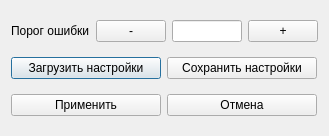
First picture: the form in gui/settings.ui, repository EPC-MSU/EPLab, before the edit.
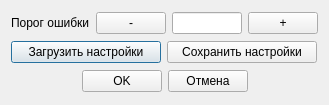
Second picture: the form after the edit.

Commit message: Changed working in settings window

Patch:
```diff
--- a/gui/settings.ui
+++ b/gui/settings.ui
@@ -6,8 +6,8 @@
    <rect>
     <x>0</x>
     <y>0</y>
-    <width>326</width>
-    <height>136</height>
+    <width>329</width>
+    <height>105</height>
    </rect>
   </property>
   <property name="sizePolicy">
@@ -24,9 +24,7 @@
   </property>
   <layout class="QVBoxLayout" name="verticalLayout">
    <item>
-    <layout class="QHBoxLayout" name="horizontalLayout_2">
-     <item>
-      <layout class="QHBoxLayout" name="horizontalLayout">
+    <layout class="QHBoxLayout" name="horizontal_layout">
        <item>
         <widget class="QLabel" name="label">
          <property name="text">
@@ -35,7 +33,7 @@
         </widget>
        </item>
        <item>
-        <widget class="QPushButton" name="score_treshold_button_minus">
+      <widget class="QPushButton" name="button_score_threshold_minus">
          <property name="sizePolicy">
           <sizepolicy hsizetype="Fixed" vsizetype="Fixed">
            <horstretch>0</horstretch>
@@ -50,7 +48,7 @@
          </property>
          <property name="maximumSize">
           <size>
-           <width>70</width>
+         <width>16777215</width>
            <height>16777215</height>
           </size>
          </property>
@@ -63,7 +61,7 @@
         </widget>
        </item>
        <item>
-        <widget class="QLineEdit" name="score_treshold_value_line_edit">
+      <widget class="QLineEdit" name="line_edit_score_threshold">
          <property name="sizePolicy">
           <sizepolicy hsizetype="Fixed" vsizetype="Fixed">
            <horstretch>0</horstretch>
@@ -85,7 +83,7 @@
         </widget>
        </item>
        <item>
-        <widget class="QPushButton" name="score_treshold_button_plus">
+      <widget class="QPushButton" name="button_score_threshold_plus">
          <property name="minimumSize">
           <size>
            <width>70</width>
@@ -94,7 +92,7 @@
          </property>
          <property name="maximumSize">
           <size>
-           <width>70</width>
+         <width>16777215</width>
            <height>16777215</height>
           </size>
          </property>
@@ -111,8 +109,6 @@
        </item>
       </layout>
      </item>
-    </layout>
-   </item>
    <item>
     <layout class="QHBoxLayout" name="horizontalLayout_3">
      <item>
@@ -158,10 +154,23 @@
    <item>
     <layout class="QHBoxLayout" name="horizontalLayout_4">
      <item>
-      <widget class="QPushButton" name="apply_settings_push_button">
+      <spacer name="horizontal_spacer">
+       <property name="orientation">
+        <enum>Qt::Horizontal</enum>
+       </property>
+       <property name="sizeHint" stdset="0">
+        <size>
+         <width>40</width>
+         <height>20</height>
+        </size>
+       </property>
+      </spacer>
+     </item>
+     <item>
+      <widget class="QPushButton" name="button_ok">
        <property name="minimumSize">
         <size>
-         <width>150</width>
+         <width>0</width>
          <height>0</height>
         </size>
        </property>
@@ -172,7 +181,7 @@
         </size>
        </property>
        <property name="text">
-        <string>Применить</string>
+        <string>OK</string>
        </property>
       </widget>
      </item>
@@ -180,7 +189,7 @@
       <widget class="QPushButton" name="cancel_push_button">
        <property name="minimumSize">
         <size>
-         <width>150</width>
+         <width>0</width>
          <height>0</height>
         </size>
        </property>
@@ -195,6 +204,19 @@
        </property>
       </widget>
      </item>
+     <item>
+      <spacer name="horizontal_spacer_2">
+       <property name="orientation">
+        <enum>Qt::Horizontal</enum>
+       </property>
+       <property name="sizeHint" stdset="0">
+        <size>
+         <width>40</width>
+         <height>20</height>
+        </size>
+       </property>
+      </spacer>
+     </item>
     </layout>
    </item>
   </layout>
```
Left out of the diff: 10 changed lines with no effect on the pictures. Lines whose indentation alone changed are shown as unchanged. The commit also changes 8 other files.
